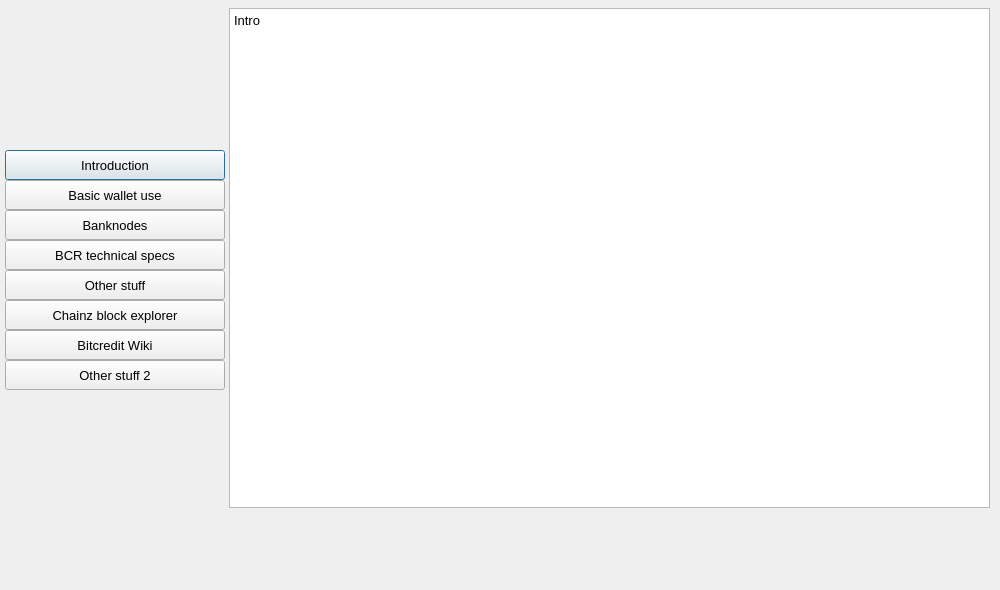
Above: src/qt/forms/helpmessagedialog.ui from thelonecrouton/bitcredit before the change. Below: the same form after it.
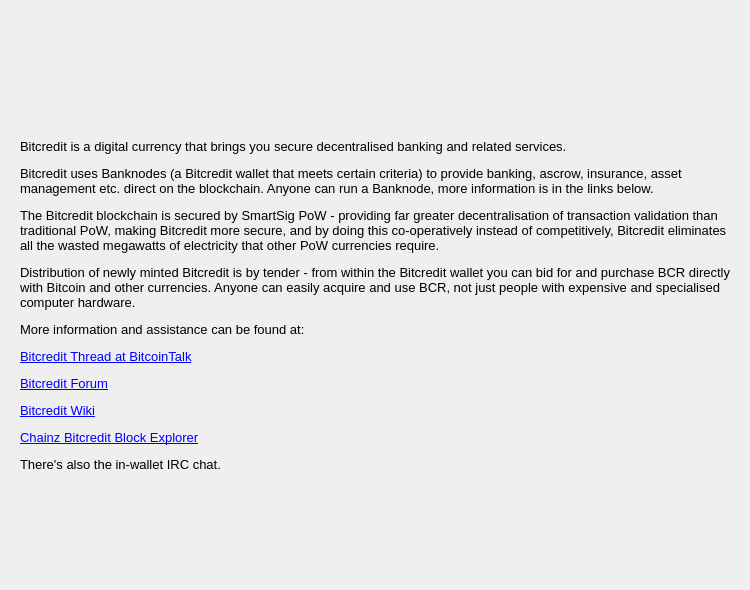
That is the form after the change. Icons and pictures are not drawn.

Commit message: helpmessagedialog made a bit more modest in ambition, pending more content to put directly into it

What changed in the file:
```diff
--- a/src/qt/forms/helpmessagedialog.ui
+++ b/src/qt/forms/helpmessagedialog.ui
@@ -6,19 +6,19 @@
    <rect>
     <x>0</x>
     <y>0</y>
-    <width>1000</width>
+    <width>750</width>
     <height>590</height>
    </rect>
   </property>
   <property name="minimumSize">
    <size>
-    <width>1000</width>
+    <width>700</width>
     <height>590</height>
    </size>
   </property>
   <property name="maximumSize">
    <size>
-    <width>1000</width>
+    <width>750</width>
     <height>590</height>
    </size>
   </property>
@@ -41,7 +41,7 @@
     <rect>
      <x>10</x>
      <y>517</y>
-     <width>971</width>
+     <width>700</width>
      <height>66</height>
     </rect>
    </property>
@@ -60,26 +60,6 @@
     <set>Qt::LinksAccessibleByKeyboard|Qt::LinksAccessibleByMouse|Qt::TextBrowserInteraction|Qt::TextSelectableByKeyboard|Qt::TextSelectableByMouse</set>
    </property>
   </widget>
-  <widget class="QTextBrowser" name="helpMessage_2">
-   <property name="geometry">
-    <rect>
-     <x>229</x>
-     <y>8</y>
-     <width>761</width>
-     <height>500</height>
-    </rect>
-   </property>
-   <property name="html">
-    <string>&lt;!DOCTYPE HTML PUBLIC &quot;-//W3C//DTD HTML 4.0//EN&quot; &quot;http://www.w3.org/TR/REC-html40/strict.dtd&quot;&gt;
-&lt;html&gt;&lt;head&gt;&lt;meta name=&quot;qrichtext&quot; content=&quot;1&quot; /&gt;&lt;style type=&quot;text/css&quot;&gt;
-p, li { white-space: pre-wrap; }
-&lt;/style&gt;&lt;/head&gt;&lt;body style=&quot; font-family:'Droid Sans'; font-size:10pt; font-weight:400; font-style:normal;&quot;&gt;
-&lt;p style=&quot; margin-top:0px; margin-bottom:0px; margin-left:0px; margin-right:0px; -qt-block-indent:0; text-indent:0px;&quot;&gt;Intro&lt;/p&gt;&lt;/body&gt;&lt;/html&gt;</string>
-   </property>
-   <property name="openExternalLinks">
-    <bool>true</bool>
-   </property>
-  </widget>
   <widget class="QLabel" name="label">
    <property name="geometry">
     <rect>
@@ -96,119 +76,22 @@
     <pixmap resource="../../../../bicreditsnew1/src/qt/bitcredit.qrc">:/images/head</pixmap>
    </property>
   </widget>
-  <widget class="QPushButton" name="btnIntro">
+  <widget class="QLabel" name="label_2">
    <property name="geometry">
     <rect>
-     <x>5</x>
-     <y>150</y>
-     <width>220</width>
-     <height>30</height>
+     <x>20</x>
+     <y>111</y>
+     <width>711</width>
+     <height>389</height>
     </rect>
    </property>
-   <property name="mouseTracking">
-    <bool>false</bool>
-   </property>
-   <property name="styleSheet">
-    <string notr="true"/>
-   </property>
    <property name="text">
-    <string>Introduction</string>
+    <string>&lt;html&gt;&lt;head/&gt;&lt;body&gt;&lt;p&gt;Bitcredit is a digital currency that brings you secure decentralised banking and related services.&lt;/p&gt;&lt;p&gt;Bitcredit uses Banknodes (a Bitcredit wallet that meets certain criteria) to provide banking, ascrow, insurance, asset management etc. direct on the blockchain. Anyone can run a Banknode, more information is in the links below.&lt;/p&gt;&lt;p&gt;The Bitcredit blockchain is secured by SmartSig PoW - providing far greater decentralisation of transaction validation than traditional PoW, making Bitcredit more secure, and by doing this co-operatively instead of competitively, Bitcredit eliminates all the wasted megawatts of electricity that other PoW currencies require.&lt;/p&gt;&lt;p&gt;Distribution of newly minted Bitcredit is by tender - from within the Bitcredit wallet you can bid for and purchase BCR directly with Bitcoin and other currencies. Anyone can easily acquire and use BCR, not just people with expensive and specialised computer hardware.&lt;/p&gt;&lt;p&gt;More information and assistance can be found at:&lt;/p&gt;&lt;p&gt;&lt;a href=&quot;https://bitcointalk.org/index.php?topic=896133.0&quot;&gt;&lt;span style=&quot; text-decoration: underline; color:#0000ff;&quot;&gt;Bitcredit Thread at BitcoinTalk&lt;/span&gt;&lt;/a&gt;&lt;/p&gt;&lt;p&gt;&lt;a href=&quot;http://bitcredits.pw/&quot;&gt;&lt;span style=&quot; text-decoration: underline; color:#0000ff;&quot;&gt;Bitcredit Forum&lt;/span&gt;&lt;/a&gt;&lt;/p&gt;&lt;p&gt;&lt;a href=&quot;http://bitcredit.wikia.com/wiki/Bitcredit&quot;&gt;&lt;span style=&quot; text-decoration: underline; color:#0000ff;&quot;&gt;Bitcredit Wiki&lt;/span&gt;&lt;/a&gt;&lt;/p&gt;&lt;p&gt;&lt;a href=&quot;https://chainz.cryptoid.info/bcr/&quot;&gt;&lt;span style=&quot; text-decoration: underline; color:#0000ff;&quot;&gt;Chainz Bitcredit Block Explorer&lt;/span&gt;&lt;/a&gt;&lt;/p&gt;&lt;p&gt;There's also the in-wallet IRC chat.&lt;/p&gt;&lt;/body&gt;&lt;/html&gt;</string>
    </property>
-   <property name="checkable">
+   <property name="wordWrap">
     <bool>true</bool>
    </property>
   </widget>
-  <widget class="QPushButton" name="btnBasic">
-   <property name="geometry">
-    <rect>
-     <x>5</x>
-     <y>180</y>
-     <width>220</width>
-     <height>30</height>
-    </rect>
-   </property>
-   <property name="text">
-    <string>Basic wallet use</string>
-   </property>
-  </widget>
-  <widget class="QPushButton" name="btnBanknodes">
-   <property name="geometry">
-    <rect>
-     <x>5</x>
-     <y>210</y>
-     <width>220</width>
-     <height>30</height>
-    </rect>
-   </property>
-   <property name="text">
-    <string>Banknodes</string>
-   </property>
-  </widget>
-  <widget class="QPushButton" name="btnTech">
-   <property name="geometry">
-    <rect>
-     <x>5</x>
-     <y>240</y>
-     <width>220</width>
-     <height>30</height>
-    </rect>
-   </property>
-   <property name="text">
-    <string>BCR technical specs</string>
-   </property>
-  </widget>
-  <widget class="QPushButton" name="btnOther1">
-   <property name="geometry">
-    <rect>
-     <x>5</x>
-     <y>270</y>
-     <width>220</width>
-     <height>30</height>
-    </rect>
-   </property>
-   <property name="text">
-    <string>Other stuff</string>
-   </property>
-  </widget>
-  <widget class="QPushButton" name="btnChainz">
-   <property name="geometry">
-    <rect>
-     <x>5</x>
-     <y>300</y>
-     <width>220</width>
-     <height>30</height>
-    </rect>
-   </property>
-   <property name="text">
-    <string>Chainz block explorer</string>
-   </property>
-  </widget>
-  <widget class="QPushButton" name="btnWiki">
-   <property name="geometry">
-    <rect>
-     <x>5</x>
-     <y>330</y>
-     <width>220</width>
-     <height>30</height>
-    </rect>
-   </property>
-   <property name="text">
-    <string>Bitcredit Wiki</string>
-   </property>
-  </widget>
-  <widget class="QPushButton" name="btnOther2">
-   <property name="geometry">
-    <rect>
-     <x>5</x>
-     <y>360</y>
-     <width>220</width>
-     <height>30</height>
-    </rect>
-   </property>
-   <property name="text">
-    <string>Other stuff 2</string>
-   </property>
-  </widget>
  </widget>
  <resources>
   <include location="../../../../bicreditsnew1/src/qt/bitcredit.qrc"/>
```
Left out of the diff: 3 changed lines with no effect on the pictures. The commit also changes 2 other files.
